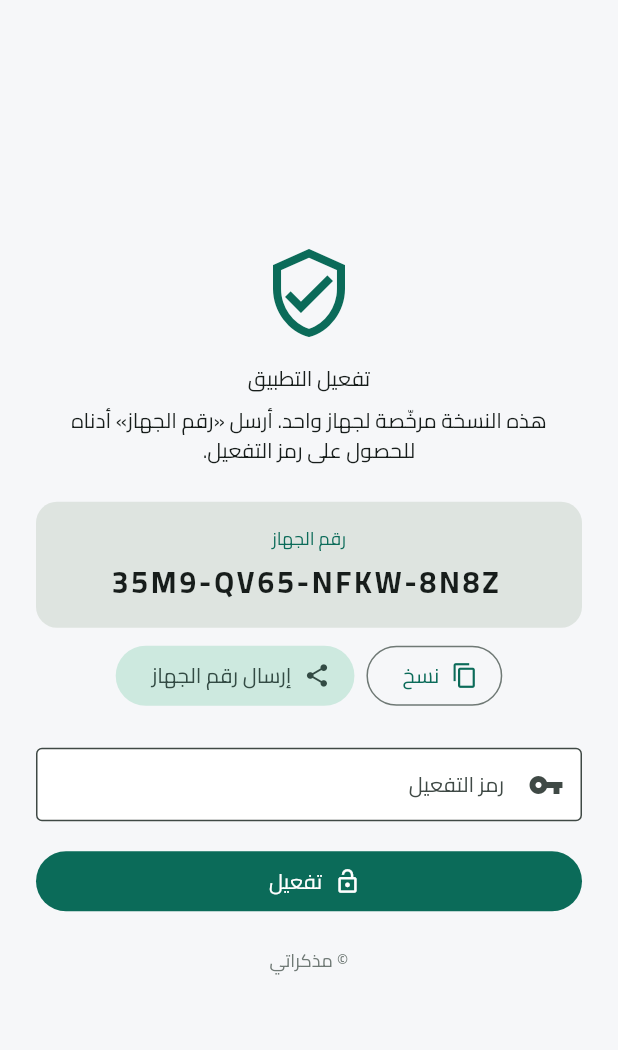
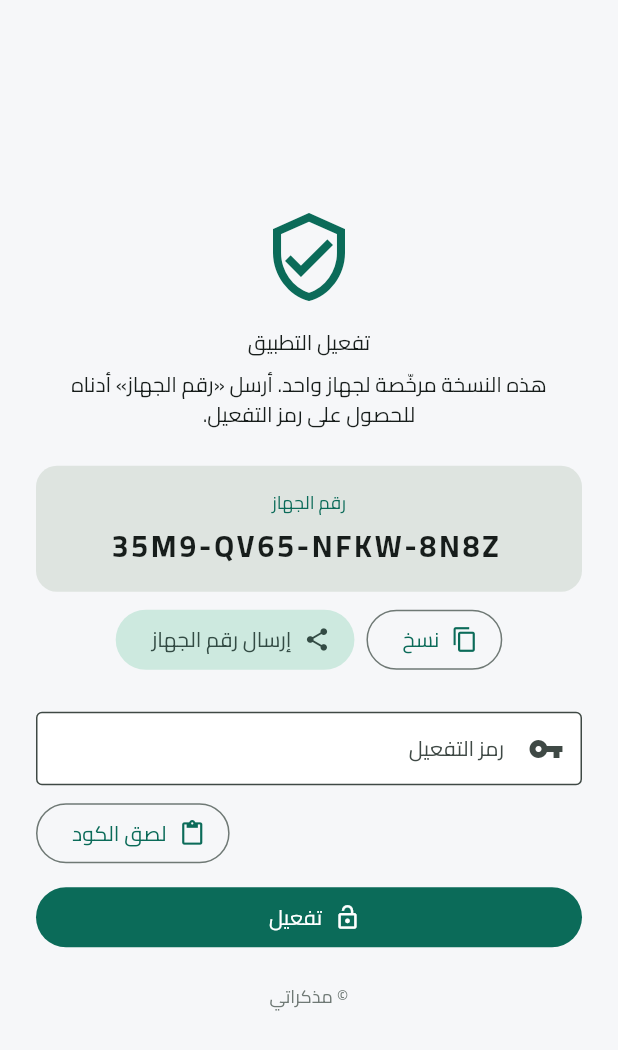
Before and after one commit to alaoufi/Note_only, a Flutter app: the screen it shows after launch, on a phone screen of 412 x 824 dp. Shown: the top 1050 px of the screen. Run offline on Flutter 3.47's test engine with Material 3 defaults, Android fonts, the phone set to English and light mode, and no system bars; drawn by our look-alikes of dynamic_color; our stand-ins replace audioplayers, device_info_plus, file_picker, flutter_colorpicker, flutter_local_notifications, flutter_secure_storage and 13 more; missing offline and left inert: android_id, cryptography, encrypt, extension_google_sign_in_as_googleapis_auth, flutter_quill, googleapis and 2 more; accounts and stored records are empty; project files that could hold a hidden picture were left out.

Commit message:
شاشة التفعيل: زر «لصق الكود» يمسح الحقل ثم يلصق (لا بقايا كود قديم)
Co-Authored-By: Claude Opus 4.8 <noreply@anthropic.com>
Claude-Session: https://claude.ai/code/session_01YUmFMdFAgBYxV54PsvaY2c

```diff
--- a/lib/features/security/activation_gate.dart
+++ b/lib/features/security/activation_gate.dart
@@ -115,6 +115,20 @@ class _ActivationScreenState extends State<_ActivationScreen> {
         _error = true;
       });
     }
+  }
+
+  /// لصق الكود من الحافظة — **يمسح الحقل أولًا** ثم يضع المُلصَق (فلا تبقى بقايا
+  /// كود قديم تسبّب «رمز غير صحيح»).
+  Future<void> _pasteCode() async {
+    final data = await Clipboard.getData(Clipboard.kTextPlain);
+    final text = data?.text?.trim() ?? '';
+    if (text.isEmpty) return;
+    setState(() {
+      _error = false;
+      _codeCtrl.text = text;
+      _codeCtrl.selection =
+          TextSelection.collapsed(offset: _codeCtrl.text.length);
+    });
   }
 
   /// استرجاع المالك: إدخال المفتاح الخاصّ (Seed) لفكّ القفل دائمًا — ضمانة ألّا
@@ -255,7 +269,17 @@ class _ActivationScreenState extends State<_ActivationScreen> {
                     border: const OutlineInputBorder(),
                   ),
                 ),
-                const SizedBox(height: 16),
+                const SizedBox(height: 8),
+                // زرّ لصق الكود: يمسح ما في الحقل ثم يضع المُلصَق (تفاديًا لبقايا كود قديم).
+                Align(
+                  alignment: Alignment.centerLeft,
+                  child: OutlinedButton.icon(
+                    onPressed: _pasteCode,
+                    icon: const Icon(Icons.content_paste, size: 18),
+                    label: const Text('لصق الكود'),
+                  ),
+                ),
+                const SizedBox(height: 8),
                 SizedBox(
                   width: double.infinity,
                   child: FilledButton.icon(
--- a/pubspec.yaml
+++ b/pubspec.yaml
@@ -1,7 +1,7 @@
 name: mudhakkarati
 description: "ملاحظات - تطبيق ملاحظات منبثق عن مذكراتي (مستقل للتطوير)."
 publish_to: 'none'
-version: 1.7.7+46
+version: 1.7.8+47
 
 environment:
   sdk: '>=3.4.0 <4.0.0'
```
